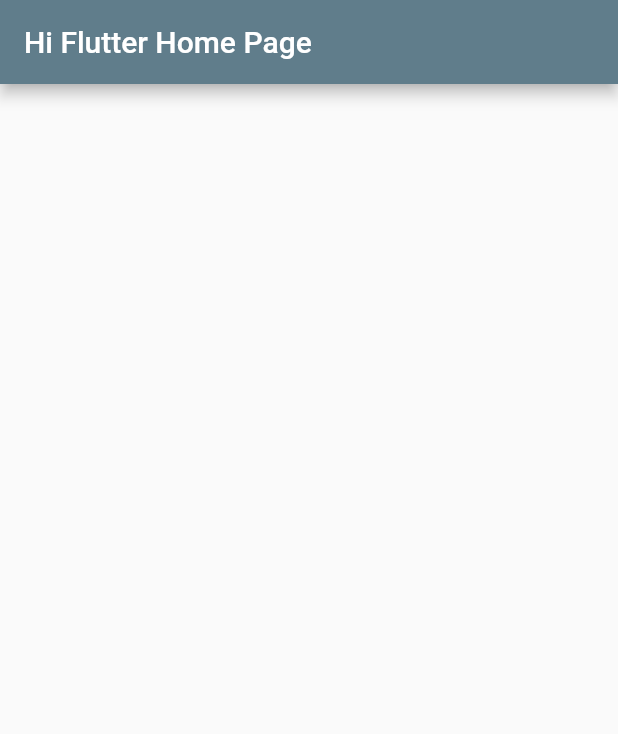
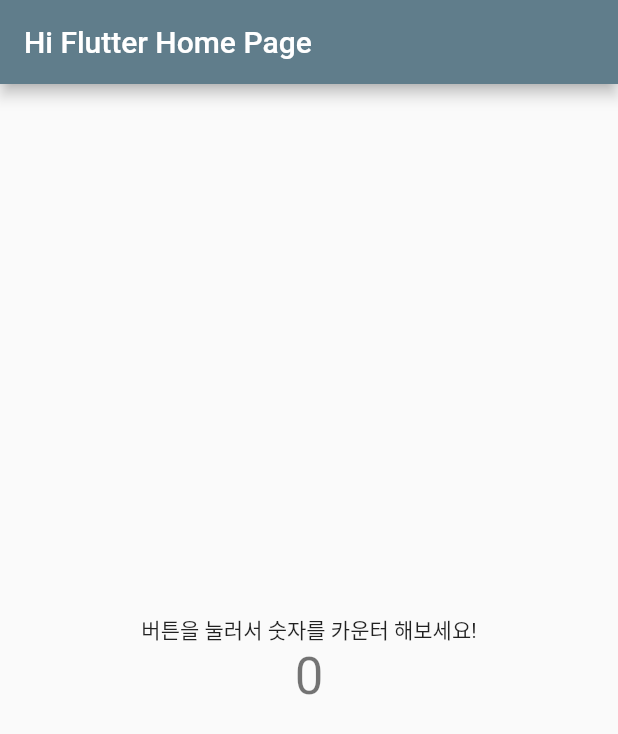
Before and after one commit to Kimdonghyeon7645/Flutter_Study, a Flutter app: the screen it shows after launch, on a phone screen of 412 x 824 dp. Shown: the top 734 px of the screen. Run offline on Flutter 3.47's test engine with Material 2 defaults, Android fonts, the phone set to English and light mode, and no system bars.

Commit message:
docs : update 2-2.md and hi_flutter//main.dart

```diff
--- a/hi_flutter/lib/main.dart
+++ b/hi_flutter/lib/main.dart
@@ -21,10 +21,24 @@
 }
 
 class _MyHomePageState extends State<MyHomePage> {
+  int _counter = 0;
+
   @override
   Widget build(BuildContext context) {
     return Scaffold(
       appBar: AppBar(title: Text(widget.title),),
+      body: Center(
+        child: Column(
+          mainAxisAlignment: MainAxisAlignment.center,
+          children: <Widget>[
+            Text('버튼을 눌러서 숫자를 카운터 해보세요!'),
+            Text(
+              '$_counter',
+              style: Theme.of(context).textTheme.display1,
+            ),
+          ],
+        ),
+      ),
     );
   }
 }
```
Also changed, not shown: 1 other file.
